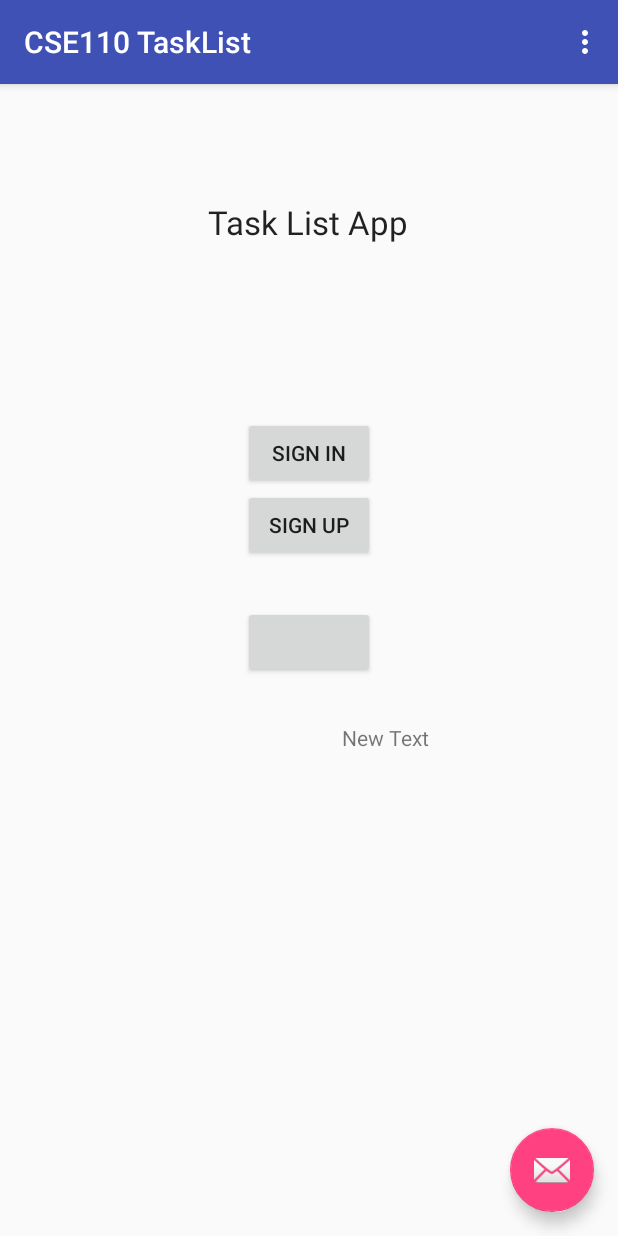
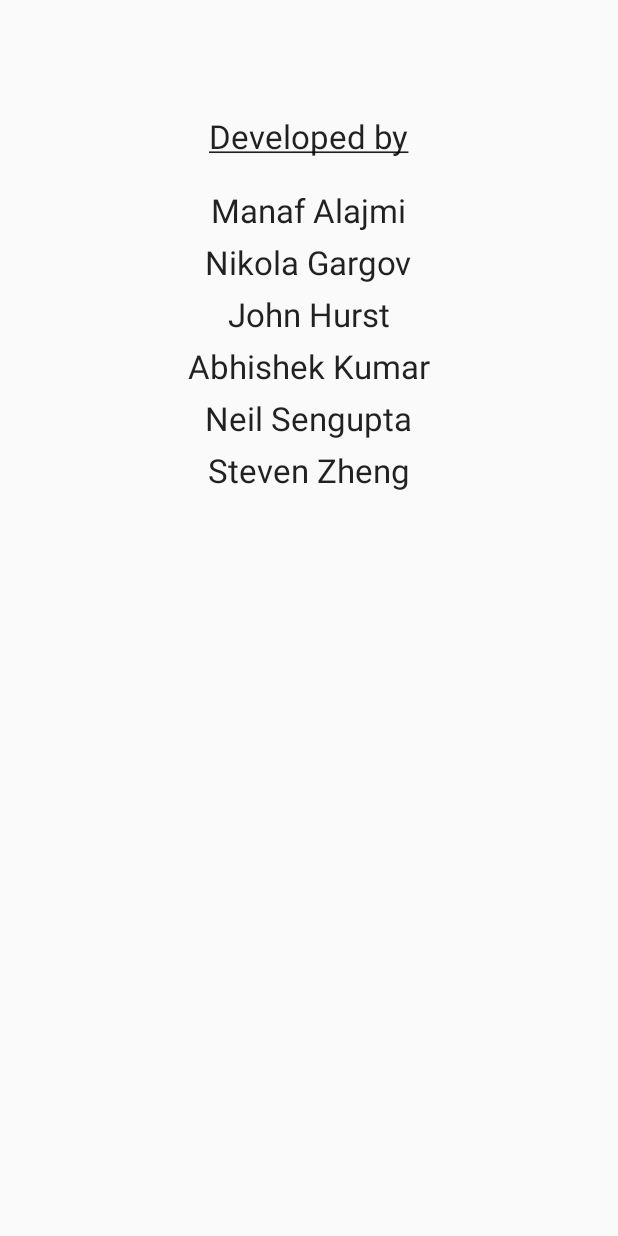
Before and after one commit to ucsdCSE110wi16/CSE110M260T16, an Android app: the screen it shows after launch (MainActivity before the commit, About after it), in the options menu, after a tap on "About", on a phone screen of 412 x 824 dp. Run offline under Robolectric (Android 15) with nearby library versions, the phone set to English and light mode, and no system bars; libraries missing offline, so code that uses them is left out: com.facebook, com.facebook.login, com.parse; plain views replace LoginButton; 6 statements that could not run were skipped.

Commit message:
add about toolbat item

```diff
--- a/CSE110TaskList/app/src/main/AndroidManifest.xml
+++ b/CSE110TaskList/app/src/main/AndroidManifest.xml
@@ -38,6 +38,11 @@
 
         <activity android:name=".SignIn"></activity>
         <activity android:name=".SignUp"></activity>
+        <activity
+            android:name=".About"
+            android:label="@string/action_about"
+            android:parentActivityName=".MainActivity" >
+        </activity>
     </application>
 
 </manifest>
--- /dev/null
+++ b/CSE110TaskList/app/src/main/java/com/example/stevenzheng/cse110tasklist/About.java
@@ -0,0 +1,60 @@
+package com.example.stevenzheng.cse110tasklist;
+
+import android.app.Activity;
+
+/**
+ * Created by akumar on 1/29/16.
+ */
+
+import android.app.Activity;
+import android.content.Intent;
+import android.os.Bundle;
+import android.view.MenuItem;
+import android.view.View;
+import android.widget.EditText;
+
+public class About extends Activity {
+
+
+    @Override
+    protected void onCreate(Bundle savedInstanceState) {
+        super.onCreate(savedInstanceState);
+        setContentView(R.layout.about);
+
+    }
+
+    @Override
+    public boolean onOptionsItemSelected(MenuItem item) {
+        // Handle action bar item clicks here. The action bar will
+        // automatically handle clicks on the Home/Up button, so long
+        // as you specify a parent activity in AndroidManifest.xml.
+        int id = item.getItemId();
+
+        //noinspection SimplifiableIfStatement
+        if (id == R.id.action_settings) {
+            return true;
+        }
+
+        return super.onOptionsItemSelected(item);
+    }
+
+    public void onButtonClick(View v) {
+//        if (v.getId() == R.id.B_done) {
+//            EditText textField = (EditText)findViewById(R.id.TextField_firstName);
+//            firstName = textField.getText().toString();
+//
+//            textField = (EditText)findViewById(R.id.TextField_lastName);
+//            lastName = textField.getText().toString();
+//
+//            textField = (EditText)findViewById(R.id.TextField_email);
+//            email = textField.getText().toString();
+//            username = email;
+//
+//            textField = (EditText)findViewById(R.id.TextField_password);
+//            password = textField.getText().toString();
+//
+//
+//        }
+
+    }
+}
--- a/CSE110TaskList/app/src/main/java/com/example/stevenzheng/cse110tasklist/MainActivity.java
+++ b/CSE110TaskList/app/src/main/java/com/example/stevenzheng/cse110tasklist/MainActivity.java
@@ -100,6 +100,11 @@ public class MainActivity extends AppCompatActivity {
         //noinspection SimplifiableIfStatement
         if (id == R.id.action_settings) {
             return true;
+        } else if (id == R.id.action_about) {
+            Intent i = new Intent(this, About.class);
+//            startActivity(i);
+            startActivityForResult(i, 0);
+            return true;
         }
 
         return super.onOptionsItemSelected(item);
--- /dev/null
+++ b/CSE110TaskList/app/src/main/res/layout/about.xml
@@ -0,0 +1,90 @@
+<?xml version="1.0" encoding="utf-8"?>
+<RelativeLayout xmlns:android="http://schemas.android.com/apk/res/android"
+    xmlns:app="http://schemas.android.com/apk/res-auto"
+    xmlns:tools="http://schemas.android.com/tools"
+    android:layout_width="match_parent"
+    android:layout_height="match_parent"
+    android:paddingBottom="@dimen/activity_vertical_margin"
+    android:paddingLeft="@dimen/activity_horizontal_margin"
+    android:paddingRight="@dimen/activity_horizontal_margin"
+    android:paddingTop="@dimen/activity_vertical_margin"
+    app:layout_behavior="@string/appbar_scrolling_view_behavior"
+    tools:context="com.example.stevenzheng.cse110tasklist.About">
+
+    <TextView
+        android:layout_width="wrap_content"
+        android:layout_height="wrap_content"
+        android:textAppearance="?android:attr/textAppearanceLarge"
+        android:text="@string/developed_by"
+        android:id="@+id/developed_by"
+        android:layout_alignParentTop="true"
+        android:layout_centerHorizontal="true"
+        android:layout_marginTop="60dp" />
+
+    <TextView
+        android:layout_width="wrap_content"
+        android:layout_height="wrap_content"
+        android:textAppearance="?android:attr/textAppearanceLarge"
+        android:text="@string/dev_1"
+        android:id="@+id/textViewDev1"
+        android:layout_centerVertical="true"
+        android:layout_centerHorizontal="true"
+        android:layout_below="@+id/developed_by"
+        android:layout_marginTop="20dp"/>
+
+    <TextView
+        android:layout_width="wrap_content"
+        android:layout_height="wrap_content"
+        android:textAppearance="?android:attr/textAppearanceLarge"
+        android:text="@string/dev_2"
+        android:id="@+id/textViewDev2"
+        android:layout_centerVertical="true"
+        android:layout_centerHorizontal="true"
+        android:layout_below="@+id/textViewDev1"
+        android:layout_marginTop="5dp"/>
+
+    <TextView
+        android:layout_width="wrap_content"
+        android:layout_height="wrap_content"
+        android:textAppearance="?android:attr/textAppearanceLarge"
+        android:text="@string/dev_3"
+        android:id="@+id/textViewDev3"
+        android:layout_centerVertical="true"
+        android:layout_centerHorizontal="true"
+        android:layout_below="@+id/textViewDev2"
+        android:layout_marginTop="5dp"/>
+
+    <TextView
+        android:layout_width="wrap_content"
+        android:layout_height="wrap_content"
+        android:textAppearance="?android:attr/textAppearanceLarge"
+        android:text="@string/dev_4"
+        android:id="@+id/textViewDev4"
+        android:layout_centerVertical="true"
+        android:layout_centerHorizontal="true"
+        android:layout_below="@+id/textViewDev3"
+        android:layout_marginTop="5dp"/>
+
+    <TextView
+        android:layout_width="wrap_content"
+        android:layout_height="wrap_content"
+        android:textAppearance="?android:attr/textAppearanceLarge"
+        android:text="@string/dev_5"
+        android:id="@+id/textViewDev5"
+        android:layout_centerVertical="true"
+        android:layout_centerHorizontal="true"
+        android:layout_below="@+id/textViewDev4"
+        android:layout_marginTop="5dp"/>
+
+    <TextView
+        android:layout_width="wrap_content"
+        android:layout_height="wrap_content"
+        android:textAppearance="?android:attr/textAppearanceLarge"
+        android:text="@string/dev_6"
+        android:id="@+id/textViewDev6"
+        android:layout_centerVertical="true"
+        android:layout_centerHorizontal="true"
+        android:layout_below="@+id/textViewDev5"
+        android:layout_marginTop="5dp"/>
+
+</RelativeLayout>
--- a/CSE110TaskList/app/src/main/res/layout/content_main.xml
+++ b/CSE110TaskList/app/src/main/res/layout/content_main.xml
@@ -56,7 +56,7 @@
     <TextView
         android:layout_width="wrap_content"
         android:layout_height="wrap_content"
-        android:text="New Text"
+        android:text=" "
         android:id="@+id/info"
         android:layout_below="@+id/login_button"
         android:layout_alignParentEnd="true"
--- a/CSE110TaskList/app/src/main/res/values/strings.xml
+++ b/CSE110TaskList/app/src/main/res/values/strings.xml
@@ -7,4 +7,12 @@
     <string name="main_name">Task List App</string>
     <string name="sign_in">Sign in</string>
     <string name="sign_up">Sign up</string>
+
+    <string name="developed_by"><u>Developed by</u></string>
+    <string name="dev_1">Manaf Alajmi</string>
+    <string name="dev_2">Nikola Gargov</string>
+    <string name="dev_3">John Hurst</string>
+    <string name="dev_4">Abhishek Kumar</string>
+    <string name="dev_5">Neil Sengupta</string>
+    <string name="dev_6">Steven Zheng</string>
 </resources>
```
